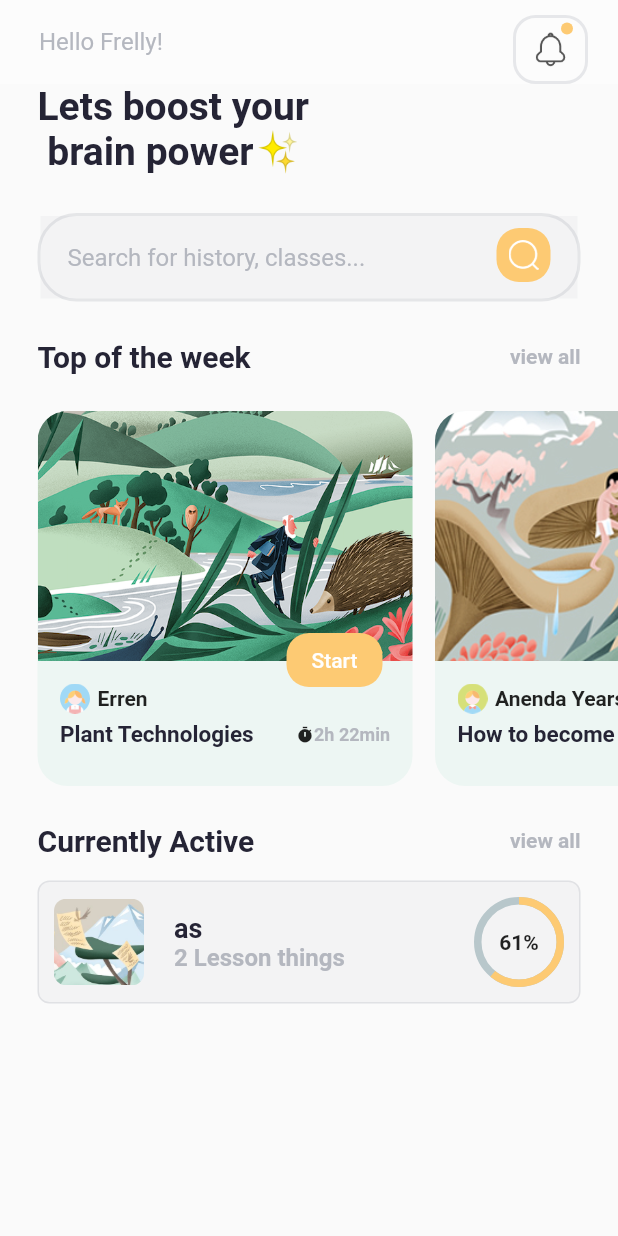
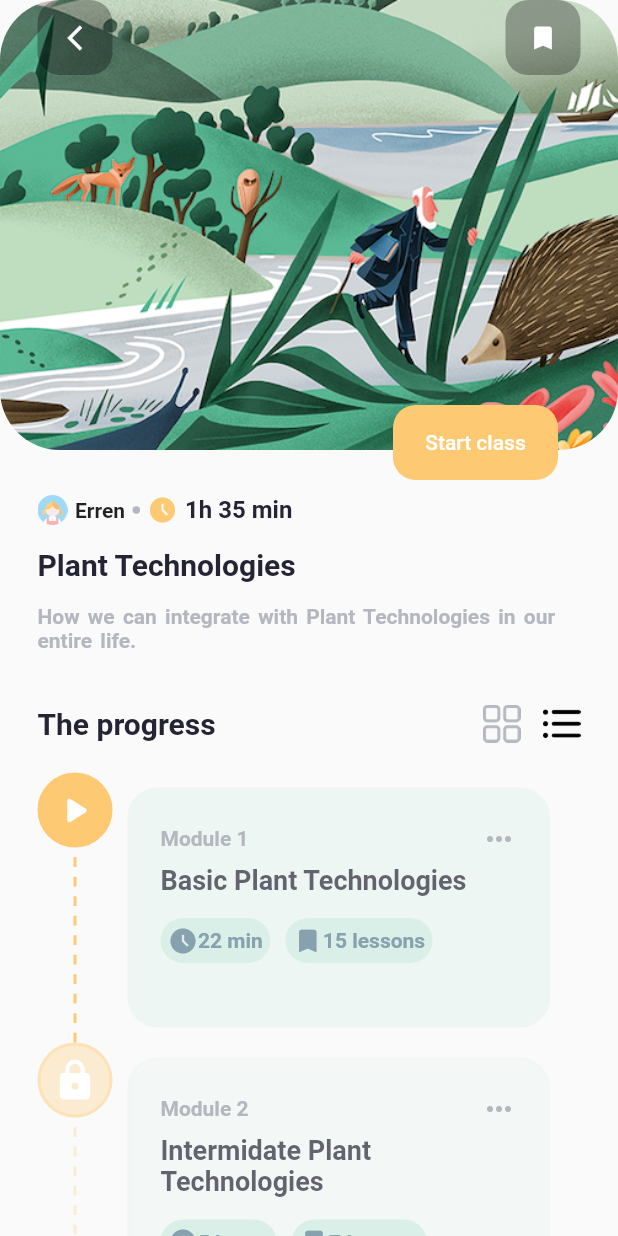
Before and after one commit to fridolinf/flutter_template_ui, a Flutter app: the screen it shows after launch, after a tap on "Start", on a phone screen of 412 x 824 dp. Run offline on Flutter 3.47's test engine with Material 2 defaults, Android fonts, the phone set to English and light mode, and no system bars; drawn by our look-alikes of percent_indicator.

Commit message:
fixed course detail e_learning

```diff
--- /dev/null
+++ b/elearning_app/lib/models/module.dart
@@ -0,0 +1,63 @@
+import 'package:elearning_app/constants/colors.dart';
+import 'package:flutter/material.dart';
+
+class Module {
+  Color iconBorder;
+  Color iconBg;
+  Color iconColor;
+  IconData icon;
+  String title;
+  String description;
+  Color moduleBorder;
+  Color moduleBg;
+  Color buttonColor;
+  Color buttonFont;
+  String time;
+  String lesson;
+
+  Module(
+    this.iconBorder,
+    this.iconBg,
+    this.iconColor,
+    this.icon,
+    this.title,
+    this.description,
+    this.moduleBorder,
+    this.moduleBg,
+    this.buttonColor,
+    this.buttonFont,
+    this.time,
+    this.lesson,
+  );
+
+  static List<Module> generateModule() {
+    return [
+      Module(
+          kAccent,
+          kAccent,
+          Colors.white,
+          Icons.play_arrow_rounded,
+          "Module 1",
+          "Basic Plant Technologies",
+          kPrimaryLight,
+          kPrimaryLight,
+          kPrimary,
+          kPrimaryDark,
+          "22 min",
+          "15 lessons"),
+      Module(
+          kAccent.withOpacity(0.3),
+          kAccent.withOpacity(0.3),
+          Colors.white,
+          Icons.lock,
+          "Module 2",
+          "Intermidate Plant Technologies",
+          kPrimaryLight.withOpacity(0.5),
+          kPrimaryLight.withOpacity(0.5),
+          kPrimary,
+          kPrimaryDark,
+          "5 hours",
+          "7 lessons"),
+    ];
+  }
+}
--- /dev/null
+++ b/elearning_app/lib/screens/detail/detail.dart
@@ -0,0 +1,25 @@
+import 'package:elearning_app/models/course.dart';
+import 'package:elearning_app/screens/detail/widgets/course_description.dart';
+import 'package:elearning_app/screens/detail/widgets/course_progress.dart';
+import 'package:elearning_app/screens/detail/widgets/custom_app_bar.dart';
+import 'package:flutter/material.dart';
+
+class DetailPage extends StatelessWidget {
+  final Course courseData;
+  DetailPage({super.key, required this.courseData});
+
+  @override
+  Widget build(BuildContext context) {
+    return Scaffold(
+        body: SingleChildScrollView(
+      child: Column(
+        mainAxisSize: MainAxisSize.min,
+        children: [
+          CustomAppBar(courseData: courseData),
+          CourseDescription(courseData: courseData),
+          CourseProgress()
+        ],
+      ),
+    ));
+  }
+}
--- /dev/null
+++ b/elearning_app/lib/screens/detail/widgets/course_description.dart
@@ -0,0 +1,88 @@
+import 'package:elearning_app/constants/colors.dart';
+import 'package:elearning_app/models/course.dart';
+import 'package:flutter/material.dart';
+
+class CourseDescription extends StatelessWidget {
+  final Course courseData;
+
+  const CourseDescription({super.key, required this.courseData});
+  @override
+  Widget build(BuildContext context) {
+    return Container(
+      padding: const EdgeInsets.symmetric(
+        horizontal: 25,
+        vertical: 10,
+      ),
+      child: Column(
+        crossAxisAlignment: CrossAxisAlignment.start,
+        children: [
+          Row(
+            children: [
+              Image.asset(
+                courseData.authorImage,
+                width: 20,
+              ),
+              const SizedBox(
+                width: 5,
+              ),
+              Text(
+                courseData.author,
+                style: const TextStyle(
+                  fontWeight: FontWeight.bold,
+                ),
+              ),
+              Container(
+                margin: const EdgeInsets.symmetric(horizontal: 5),
+                height: 5,
+                width: 5,
+                decoration: const BoxDecoration(
+                  color: kFontLight,
+                  shape: BoxShape.circle,
+                ),
+              ),
+              const Icon(
+                Icons.access_time_filled,
+                size: 20,
+                color: kAccent,
+              ),
+              const SizedBox(
+                width: 5,
+              ),
+              const Text(
+                "1h 35 min",
+                style: TextStyle(
+                  fontWeight: FontWeight.bold,
+                  fontSize: 16,
+                  color: kFont,
+                ),
+              )
+            ],
+          ),
+          const SizedBox(
+            height: 15,
+          ),
+          Text(
+            courseData.title,
+            style: const TextStyle(
+              fontWeight: FontWeight.bold,
+              fontSize: 20,
+              color: kFont,
+            ),
+          ),
+          const SizedBox(
+            height: 15,
+          ),
+          const Text(
+            "How we can integrate with Plant Technologies in our entire life.",
+            style: TextStyle(
+              wordSpacing: 2,
+              fontWeight: FontWeight.bold,
+              color: kFontLight,
+              fontSize: 14,
+            ),
+          ),
+        ],
+      ),
+    );
+  }
+}
--- /dev/null
+++ b/elearning_app/lib/screens/detail/widgets/course_module.dart
@@ -0,0 +1,147 @@
+import 'package:elearning_app/constants/colors.dart';
+import 'package:elearning_app/models/module.dart';
+import 'package:flutter/material.dart';
+
+class CourseModule extends StatelessWidget {
+  final Module module;
+  const CourseModule({super.key, required this.module});
+
+  @override
+  Widget build(BuildContext context) {
+    return SizedBox(
+      height: 180,
+      child: Row(
+        children: [
+          Flexible(
+              flex: 1,
+              child: Column(
+                children: [
+                  Container(
+                    padding: const EdgeInsets.all(8),
+                    decoration: BoxDecoration(
+                      border: Border.all(
+                        color: module.iconBorder,
+                        width: 2,
+                      ),
+                      color: module.iconBg,
+                      shape: BoxShape.circle,
+                    ),
+                    child: Icon(
+                      module.icon,
+                      size: 30,
+                      color: module.iconColor,
+                    ),
+                  ),
+                  Expanded(
+                    child: Column(
+                      children: List.generate(
+                        20,
+                        (index) => Expanded(
+                            child: Container(
+                          width: 2,
+                          color: index % 2 == 0
+                              ? Colors.transparent
+                              : module.iconBorder,
+                        )),
+                      ),
+                    ),
+                  )
+                ],
+              )),
+          Flexible(
+            flex: 5,
+            child: Container(
+              margin: const EdgeInsets.all(10),
+              padding: const EdgeInsets.all(20),
+              decoration: BoxDecoration(
+                border: Border.all(
+                  color: module.moduleBorder,
+                  width: 2,
+                ),
+                color: module.moduleBg,
+                borderRadius: BorderRadius.circular(20),
+              ),
+              child: Column(
+                crossAxisAlignment: CrossAxisAlignment.start,
+                children: [
+                  Row(
+                    mainAxisAlignment: MainAxisAlignment.spaceBetween,
+                    children: [
+                      Text(
+                        module.title,
+                        style: const TextStyle(
+                          color: kFontLight,
+                          fontWeight: FontWeight.bold,
+                        ),
+                      ),
+                      const Icon(
+                        Icons.more_horiz,
+                        color: kFontLight,
+                      ),
+                    ],
+                  ),
+                  const SizedBox(
+                    height: 5,
+                  ),
+                  Text(
+                    module.description,
+                    style: TextStyle(
+                      fontSize: 18,
+                      color: kFont.withOpacity(0.7),
+                      fontWeight: FontWeight.bold,
+                    ),
+                  ),
+                  const SizedBox(
+                    height: 15,
+                  ),
+                  Row(
+                    children: [
+                      _buildButton(
+                        Icons.access_time_filled,
+                        module.time,
+                      ),
+                      const SizedBox(
+                        width: 10,
+                      ),
+                      _buildButton(
+                        Icons.bookmark,
+                        module.lesson,
+                      ),
+                    ],
+                  )
+                ],
+              ),
+            ),
+          ),
+        ],
+      ),
+    );
+  }
+
+  _buildButton(IconData icon, String text) {
+    return Container(
+      padding: const EdgeInsets.all(5),
+      decoration: BoxDecoration(
+        color: module.buttonColor,
+        borderRadius: BorderRadius.circular(20),
+      ),
+      child: Row(
+        children: [
+          Icon(
+            icon,
+            size: 20,
+            color: module.buttonFont,
+          ),
+          const SizedBox(
+            height: 5,
+          ),
+          Text(
+            text,
+            style: TextStyle(
+                color: module.buttonFont, fontWeight: FontWeight.bold),
+          ),
+        ],
+      ),
+    );
+  }
+}
--- /dev/null
+++ b/elearning_app/lib/screens/detail/widgets/course_progress.dart
@@ -0,0 +1,53 @@
+import 'package:elearning_app/constants/colors.dart';
+import 'package:elearning_app/models/module.dart';
+import 'package:elearning_app/screens/detail/widgets/course_module.dart';
+import 'package:flutter/material.dart';
+
+class CourseProgress extends StatelessWidget {
+  final moduleList = Module.generateModule();
+  CourseProgress({
+    super.key,
+  });
+  @override
+  Widget build(BuildContext context) {
+    return Container(
+      padding: const EdgeInsets.all(25),
+      child: Column(
+        children: [
+          Row(
+            mainAxisAlignment: MainAxisAlignment.spaceBetween,
+            children: [
+              const Text(
+                "The progress",
+                style: TextStyle(
+                  fontWeight: FontWeight.bold,
+                  fontSize: 20,
+                  color: kFont,
+                ),
+              ),
+              Row(
+                children: [
+                  Image.asset(
+                    'assets/icons/grid.png',
+                    width: 25,
+                  ),
+                  const SizedBox(
+                    width: 15,
+                  ),
+                  Image.asset(
+                    'assets/icons/list.png',
+                    width: 25,
+                  ),
+                ],
+              )
+            ],
+          ),
+          const SizedBox(
+            height: 20,
+          ),
+          ...moduleList.map((e) => CourseModule(module: e)).toList(),
+        ],
+      ),
+    );
+  }
+}
--- /dev/null
+++ b/elearning_app/lib/screens/detail/widgets/custom_app_bar.dart
@@ -0,0 +1,99 @@
+import 'package:elearning_app/constants/colors.dart';
+import 'package:elearning_app/models/course.dart';
+import 'package:flutter/material.dart';
+
+class CustomAppBar extends StatelessWidget {
+  final Course courseData;
+
+  const CustomAppBar({super.key, required this.courseData});
+
+  @override
+  Widget build(BuildContext context) {
+    return Container(
+        child: Stack(
+      children: [
+        Column(
+          children: [
+            Container(
+              decoration: BoxDecoration(
+                borderRadius: BorderRadius.circular(40),
+              ),
+              height: 300,
+              child: ClipRRect(
+                borderRadius: BorderRadius.circular(40),
+                child: Image.asset(
+                  courseData.imageUrl,
+                  fit: BoxFit.fitHeight,
+                ),
+              ),
+            ),
+            Container(
+              height: 20,
+            ),
+          ],
+        ),
+        Positioned(
+          bottom: 0,
+          right: 40,
+          child: SizedBox(
+            width: 110,
+            height: 50,
+            child: ElevatedButton(
+                style: ElevatedButton.styleFrom(
+                  backgroundColor: kAccent,
+                  elevation: 0,
+                  shape: RoundedRectangleBorder(
+                    borderRadius: BorderRadius.circular(15),
+                  ),
+                ),
+                child: const Text(
+                  "Start class",
+                ),
+                onPressed: () {}),
+          ),
+        ),
+        Positioned(
+          top: MediaQuery.of(context).padding.top, //get height of toolbar
+          left: 25,
+          child: Container(
+            height: 50,
+            width: 50,
+            padding: EdgeInsets.only(left: 10),
+            decoration: BoxDecoration(
+              color: Colors.black.withOpacity(0.3),
+              borderRadius: BorderRadius.circular(15),
+            ),
+            child: IconButton(
+              onPressed: () => Navigator.of(context).pop(),
+              icon: const Icon(
+                Icons.arrow_back_ios,
+                color: Colors.white,
+                size: 20,
+              ),
+            ),
+          ),
+        ),
+        Positioned(
+          top: MediaQuery.of(context).padding.top,
+          right: 25,
+          child: Container(
+            height: 50,
+            width: 50,
+            decoration: BoxDecoration(
+              color: Colors.black.withOpacity(0.3),
+              borderRadius: BorderRadius.circular(15),
+            ),
+            child: IconButton(
+              onPressed: () => Navigator.of(context).pop(),
+              icon: const Icon(
+                Icons.bookmark,
+                color: Colors.white,
+                size: 20,
+              ),
+            ),
+          ),
+        )
+      ],
+    ));
+  }
+}
--- a/elearning_app/lib/screens/home/home.dart
+++ b/elearning_app/lib/screens/home/home.dart
@@ -24,6 +24,59 @@ class HomePage extends StatelessWidget {
           ],
         ),
       ),
+      bottomNavigationBar: _buildBottomNavigationBar(),
+    );
+  }
+
+  BottomNavigationBar _buildBottomNavigationBar() {
+    return BottomNavigationBar(
+      type: BottomNavigationBarType.fixed,
+      backgroundColor: kBackground,
+      showSelectedLabels: false,
+      showUnselectedLabels: false,
+      items: [
+        BottomNavigationBarItem(
+          label: "home",
+          icon: Container(
+            padding: const EdgeInsets.only(bottom: 5),
+            decoration: const BoxDecoration(
+              border: Border(
+                bottom: BorderSide(
+                  color: kAccent,
+                  width: 2,
+                ),
+              ),
+            ),
+            child: const Text(
+              "Home",
+              style: TextStyle(
+                fontWeight: FontWeight.bold,
+              ),
+            ),
+          ),
+        ),
+        BottomNavigationBarItem(
+          label: "calendar",
+          icon: Image.asset(
+            "assets/icons/calendar.png",
+            width: 20,
+          ),
+        ),
+        BottomNavigationBarItem(
+          label: "bookmark",
+          icon: Image.asset(
+            "assets/icons/bookmark.png",
+            width: 20,
+          ),
+        ),
+        BottomNavigationBarItem(
+          label: "user",
+          icon: Image.asset(
+            "assets/icons/user.png",
+            width: 20,
+          ),
+        ),
+      ],
     );
   }
 
--- a/elearning_app/lib/screens/home/widgets/course_section.dart
+++ b/elearning_app/lib/screens/home/widgets/course_section.dart
@@ -1,5 +1,6 @@
 import 'package:elearning_app/constants/colors.dart';
 import 'package:elearning_app/models/course.dart';
+import 'package:elearning_app/screens/detail/detail.dart';
 import 'package:flutter/material.dart';
 
 class CourseSection extends StatelessWidget {
@@ -107,7 +108,12 @@ class CourseSection extends StatelessWidget {
                   elevation: 0,
                   shape: RoundedRectangleBorder(
                       borderRadius: BorderRadius.circular(15))),
-              onPressed: () {},
+              onPressed: () {
+                Navigator.of(context).push(MaterialPageRoute(
+                    builder: (context) => DetailPage(
+                          courseData: course,
+                        )));
+              },
               child: Text("Start"),
             ),
           ),
```
